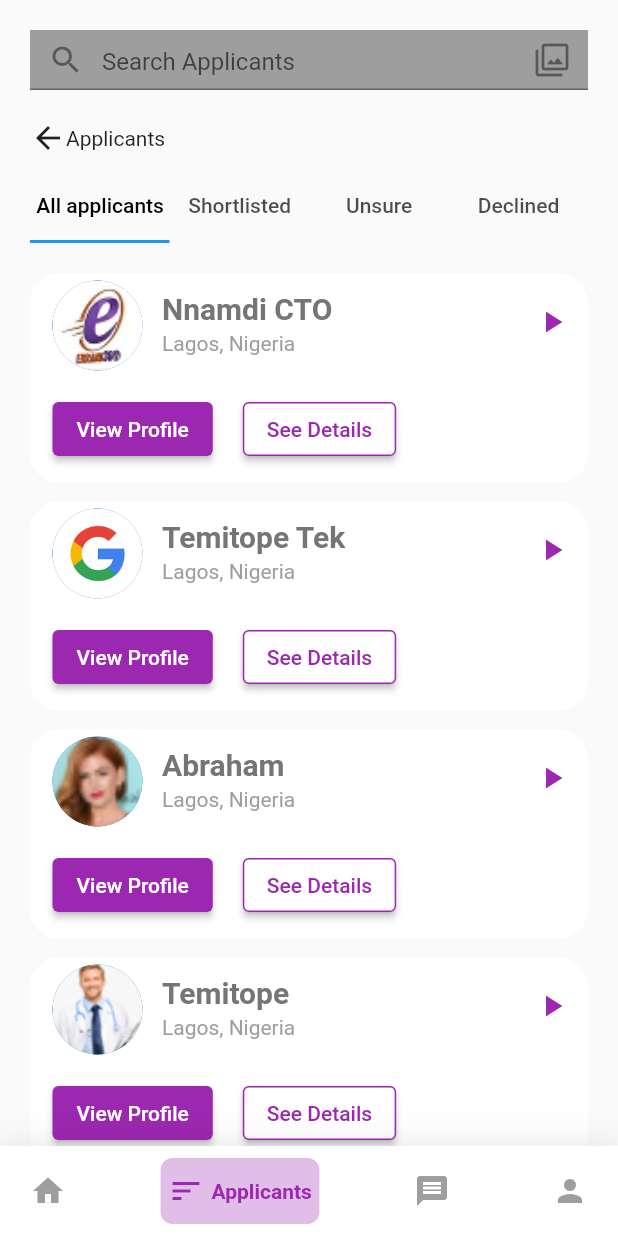
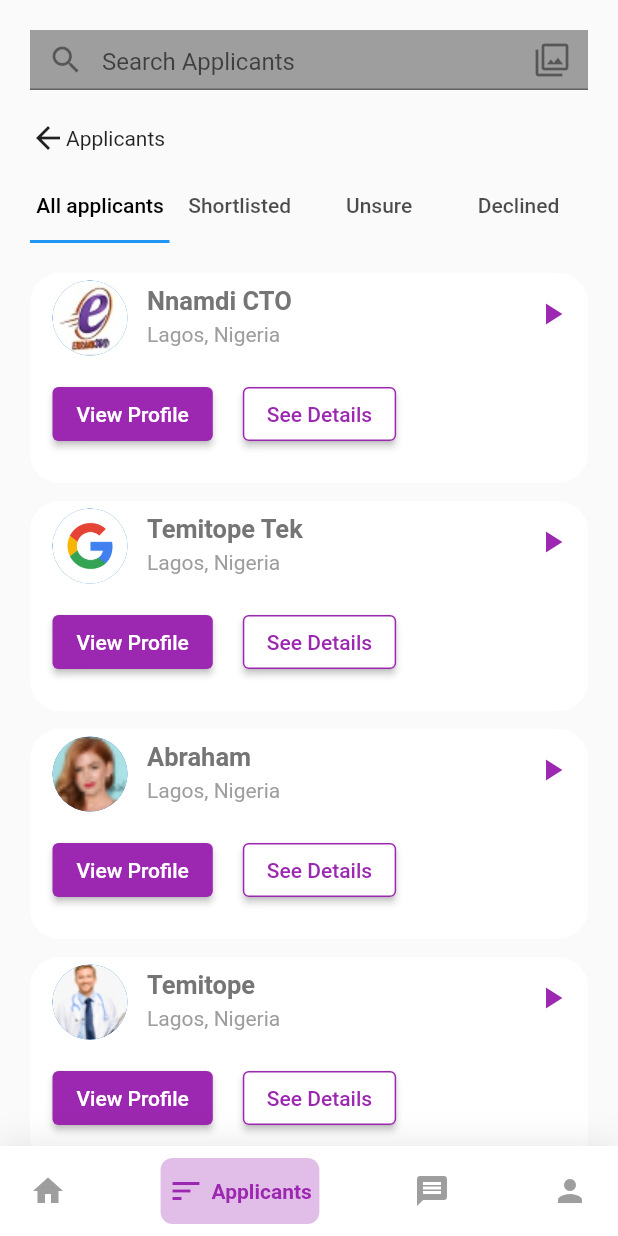
Before and after one commit to T-Tek/errand_360_ui_design, a Flutter app: the MainPage screen opened directly, item 2 of the bottom bar chosen, on a phone screen of 412 x 824 dp. Run offline on Flutter 3.47's test engine with Material 2 defaults, Android fonts, the light colour scheme and no system bars; drawn by our look-alikes of google_nav_bar.

Commit message:
applicants category, inkwell for 'edit job'

```diff
--- a/lib/pages/search_page.dart
+++ b/lib/pages/search_page.dart
@@ -38,6 +38,7 @@ class _SearchPageState extends State<SearchPage> with TickerProviderStateMixin {
             SizedBox(height: 10),
             Container(
               child: TabBar(
+                  indicatorSize: TabBarIndicatorSize.tab,
                   labelPadding: EdgeInsets.only(left: 0.5),
                   controller: _tabController,
                   labelColor: Colors.black,
@@ -51,7 +52,9 @@ class _SearchPageState extends State<SearchPage> with TickerProviderStateMixin {
             SizedBox(height: 20),
 
             Expanded(
-              child: TabBarView(controller: _tabController, children: [
+              child: TabBarView(
+                controller: _tabController,
+                children: [
                 ListView.builder(
                   itemCount: allApplicants.length,
                   itemBuilder: (context, index) {
@@ -60,9 +63,30 @@ class _SearchPageState extends State<SearchPage> with TickerProviderStateMixin {
                       applicantName: allApplicants[index][1],
                       applicantAddress: allApplicants[index][2],);
                 }),
-                Text('first page'),
-                Text('first page'),
-                Text('hi'),
+                 ListView.builder(
+                  itemCount: shortListed.length,
+                  itemBuilder: (context, index) {
+                  return ApplicantsCard(
+                      applicantProfilePic: shortListed[index][0],
+                      applicantName: shortListed[index][1],
+                      applicantAddress: shortListed[index][2],);
+                }),
+                   ListView.builder(
+                  itemCount: unSure.length,
+                  itemBuilder: (context, index) {
+                  return ApplicantsCard(
+                      applicantProfilePic: unSure[index][0],
+                      applicantName: unSure[index][1],
+                      applicantAddress: unSure[index][2],);
+                }),
+                    ListView.builder(
+                  itemCount: deClined.length,
+                  itemBuilder: (context, index) {
+                  return ApplicantsCard(
+                      applicantProfilePic: deClined[index][0],
+                      applicantName: deClined[index][1],
+                      applicantAddress: deClined[index][2],);
+                }),
               ]),
             ),
           ],
--- a/lib/utils/applicants.dart
+++ b/lib/utils/applicants.dart
@@ -51,7 +51,7 @@ class _ApplicantsCardState extends State<ApplicantsCard> {
                           padding: const EdgeInsets.only(top: 5),
                           child: CircleAvatar(
                             backgroundImage: AssetImage(widget.applicantProfilePic),
-                            radius: 30,
+                            radius: 25,
                           ),
                         ),
                         SizedBox(
@@ -70,7 +70,7 @@ class _ApplicantsCardState extends State<ApplicantsCard> {
                                     style: TextStyle(
                                         fontWeight: FontWeight.bold,
                                         color: Colors.grey[600],
-                                        fontSize: 20),
+                                        fontSize: 17),
                                   ),
                                 ),
                                 SizedBox(
@@ -79,7 +79,8 @@ class _ApplicantsCardState extends State<ApplicantsCard> {
                                 Text(
                                   widget.applicantAddress,
                                   style: TextStyle(
-                                      color: Colors.grey[500], height: 0.2),
+                                      color: Colors.grey[500],
+                                      height: 0.2, fontSize: 14),
                                 ),
                               ],
                             ),
```
Also changed, not shown: lib/utils/operation_manager.dart (+14 -5 lines).
